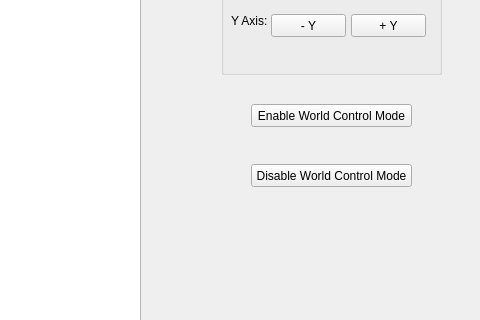
Old version of the form QTProject/PaintBot/mainwindow.ui in the repository ecestafe/CSCE452-PaintBot-Part2; both pictures show x 669 to 1149 and y 352 to 672 of the 1149 by 870 pixel window.
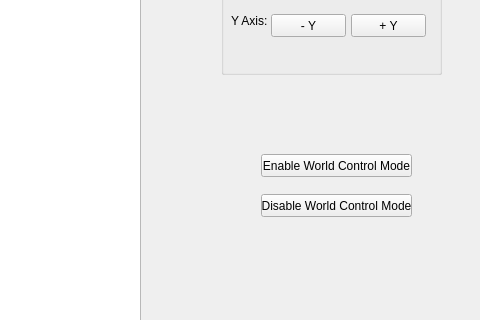
New version of the form.

```diff
--- a/QTProject/PaintBot/mainwindow.ui
+++ b/QTProject/PaintBot/mainwindow.ui
@@ -264,9 +264,9 @@
    <widget class="QPushButton" name="pushButton_12">
     <property name="geometry">
      <rect>
-      <x>920</x>
-      <y>420</y>
-      <width>161</width>
+      <x>930</x>
+      <y>470</y>
+      <width>151</width>
       <height>23</height>
      </rect>
     </property>
@@ -277,9 +277,9 @@
    <widget class="QPushButton" name="pushButton_13">
     <property name="geometry">
      <rect>
-      <x>920</x>
-      <y>480</y>
-      <width>161</width>
+      <x>930</x>
+      <y>510</y>
+      <width>151</width>
       <height>23</height>
      </rect>
     </property>
```
